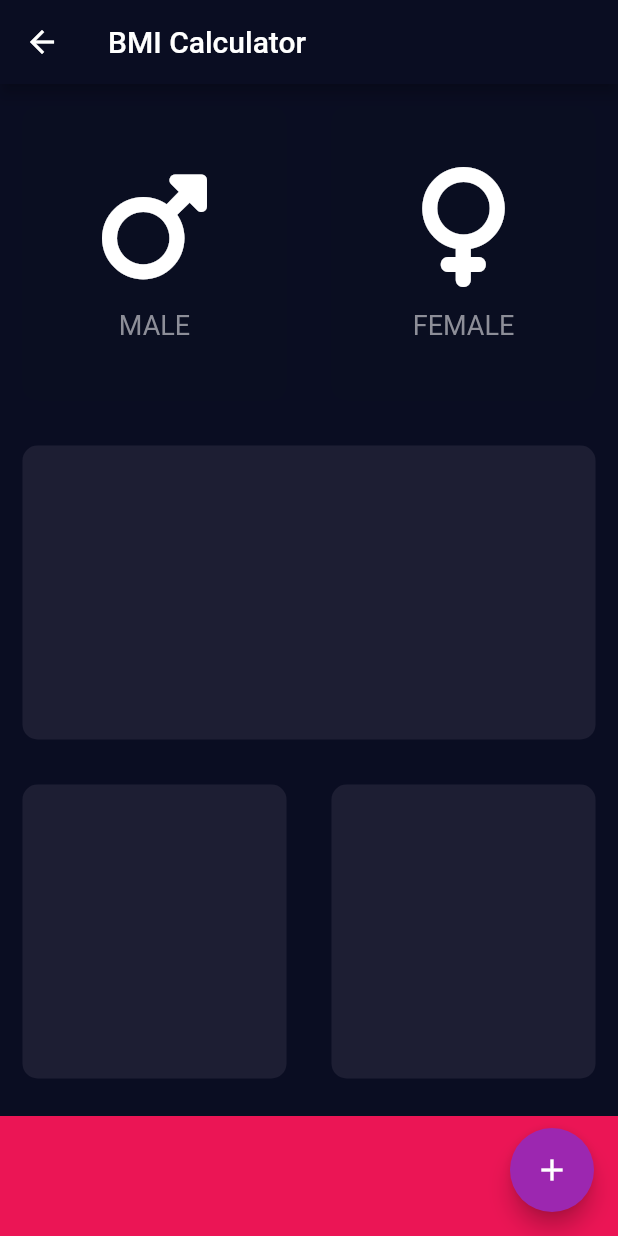
After one commit to viswanath-pamarthi/Flutter_App, a Flutter app: the screen it shows after launch, after a tap on "BMI Calculator", on a phone screen of 412 x 824 dp. The commit adds this screen. Run offline on Flutter 3.47's test engine with Material 2 defaults, Android fonts, the phone set to English and light mode, and no system bars; our stand-ins replace audioplayers, font_awesome_flutter, rflutter_alert; missing offline and left inert: dart:ffi.

Commit message:
- Added BMI Calculator page - Added Font Awesome package - Added skeleton/outline layout for BMI page UI - Added custom widgets - IconContent and ReusableCard - Added Flutter themes to App

```diff
--- /dev/null
+++ b/lib/bmi_calculator_page.dart
@@ -0,0 +1,147 @@
+import 'dart:ffi';
+import 'package:font_awesome_flutter/font_awesome_flutter.dart';
+import 'package:flutter/material.dart';
+
+import 'custom_widgets/icon_content.dart';
+import 'custom_widgets/reusable_card.dart';
+
+const bottomContainerHeight = 80.0;
+const bottomContainerColor = Color(0xFFEB1555); //type is inferred with const
+const Color activeCardColor = Color(0xFF1D1E33);
+const Color inactiveCardColor = Color(0xFF0A0E21);
+
+class BmiCalculatorPage extends StatelessWidget {
+  const BmiCalculatorPage({Key? key}) : super(key: key);
+
+  @override
+  Widget build(BuildContext context) {
+    return InputPage();
+  }
+}
+
+class InputPage extends StatefulWidget {
+  const InputPage({Key? key}) : super(key: key);
+
+  @override
+  State<InputPage> createState() => _InputPageState();
+}
+
+class _InputPageState extends State<InputPage> {
+  Color maleCardColor = inactiveCardColor;
+  Color femaleCardColor = inactiveCardColor;
+
+  void updateColor(int gender) {
+    if (gender == 1) //Male
+    {
+      if (maleCardColor == inactiveCardColor) {
+        maleCardColor = activeCardColor;
+        femaleCardColor = inactiveCardColor;
+      } else {
+        maleCardColor = inactiveCardColor;
+        femaleCardColor = activeCardColor;
+      }
+    }
+
+    if (gender == 2) {
+      //FEMALE
+      if (femaleCardColor == inactiveCardColor) {
+        maleCardColor = inactiveCardColor;
+        femaleCardColor = activeCardColor;
+      } else {
+        maleCardColor = activeCardColor;
+        femaleCardColor = inactiveCardColor;
+      }
+    }
+  }
+
+  @override
+  Widget build(BuildContext context) {
+    return Scaffold(
+      appBar: AppBar(
+        title: const Text('BMI Calculator'),
+      ),
+      body: Column(
+        children: <Widget>[
+          Expanded(
+            child: Row(
+              children: <Widget>[
+                Expanded(
+                  child: GestureDetector(
+                    child: ReusableCard(
+                      colour: maleCardColor,
+                      cardChild: const IconContent(
+                          iconData: FontAwesomeIcons.mars, iconText: 'MALE'),
+                    ),
+                    onTap: () {
+                      setState(() {
+                        updateColor(1);
+                      });
+                    },
+                  ),
+                ),
+                Expanded(
+                  child: GestureDetector(
+                    child: ReusableCard(
+                      colour: femaleCardColor,
+                      cardChild: const IconContent(
+                          iconData: FontAwesomeIcons.venus, iconText: 'FEMALE'),
+                    ),
+                    onTap: () {
+                      setState(() {
+                        updateColor(2);
+                      });
+                    },
+                  ),
+                ),
+              ],
+            ),
+          ),
+          Expanded(
+            child: Row(
+              children: <Widget>[
+                Expanded(
+                  child: ReusableCard(
+                    colour: activeCardColor,
+                  ),
+                ),
+              ],
+            ),
+          ),
+          Expanded(
+            child: Row(
+              children: <Widget>[
+                Expanded(
+                  child: ReusableCard(
+                    colour: activeCardColor,
+                  ),
+                ),
+                Expanded(
+                  child: ReusableCard(
+                    colour: activeCardColor,
+                  ),
+                  // flex: 5,
+                ),
+              ],
+            ),
+          ),
+          Container(
+            color: bottomContainerColor,
+            margin: const EdgeInsets.only(top: 10.0),
+            width: double.infinity,
+            height: bottomContainerHeight,
+          )
+        ],
+      ),
+      floatingActionButton: Theme(
+        data: ThemeData(
+          colorScheme:
+              ColorScheme.fromSwatch().copyWith(secondary: Colors.purple),
+        ),
+        child: FloatingActionButton(
+          onPressed: () {},
+          child: const Icon(Icons.add),
+        ),
+      ),
+    );
+  }
+}
--- /dev/null
+++ b/lib/custom_widgets/icon_content.dart
@@ -0,0 +1,31 @@
+import 'package:flutter/material.dart';
+
+const TextStyle labelTextStyle = TextStyle(
+  fontSize: 18.0,
+  color: Color(0xFF8D8E98),
+);
+
+class IconContent extends StatelessWidget {
+  final IconData iconData;
+  final String iconText;
+
+  const IconContent({required this.iconData, required this.iconText});
+
+  @override
+  Widget build(BuildContext context) {
+    return Column(
+      mainAxisAlignment: MainAxisAlignment.center,
+      children: <Widget>[
+        Icon(
+          iconData,
+          size: 80.0,
+        ),
+        const SizedBox(height: 15.0),
+        Text(
+          iconText,
+          style: labelTextStyle,
+        )
+      ],
+    );
+  }
+}
--- /dev/null
+++ b/lib/custom_widgets/reusable_card.dart
@@ -0,0 +1,23 @@
+import 'package:flutter/material.dart';
+
+//Stateless widget is immutable so all of the properties should be set only once
+//if we need to change colour then a new Reusable card widget needs to be created
+class ReusableCard extends StatelessWidget {
+  final Color
+      colour; //Final variable - you can only initialize value once, can be either compile time or run time
+  final Widget? cardChild;
+  ReusableCard({required this.colour, this.cardChild});
+
+  @override
+  Widget build(BuildContext context) {
+    return Container(
+      // color: Color(0xFF1D1E33),//if color is a short hand for the Decoration color, if adding decoration then move color to decoration
+      child: cardChild,
+      margin: const EdgeInsets.all(15.0),
+      decoration: BoxDecoration(
+        color: colour,
+        borderRadius: BorderRadius.circular(10.0),
+      ),
+    );
+  }
+}
--- a/lib/main.dart
+++ b/lib/main.dart
@@ -14,7 +14,20 @@ class MyApp extends StatelessWidget {
   //build is called when ever MyApp widget new version is created, i.e. any change in the build method code, it is reload with hot reload
   @override
   Widget build(BuildContext context) {
-    return const MaterialApp(
+    return MaterialApp(
+        //App wide theme
+        theme: ThemeData.dark().copyWith(
+          colorScheme: ColorScheme.fromSwatch().copyWith(
+            // secondary: Colors.purple,
+            //#0A0D22 - 0xFF0A0D22 - use 0xFF for # in Flutter
+            primary: Color(0xFF0A0D22),
+          ),
+          scaffoldBackgroundColor: Color(0xFF0A0D22),
+          // textTheme: const TextTheme(
+          //   bodyText2: TextStyle(color: Colors.white),
+          // ),
+        ),
+
         //Material App widget
         //Material design is a design style or concept created by Google adopted by many companies for Mobile Apps and websites http://material.io
         home:
--- a/lib/my_card_page.dart
+++ b/lib/my_card_page.dart
@@ -1,4 +1,5 @@
 import 'package:flutter/material.dart';
+import 'package:flutter_app/bmi_calculator_page.dart';
 import 'package:flutter_app/magic_8_ball_page.dart';
 import 'package:flutter_app/quizzler_page.dart';
 import 'package:flutter_app/story_page.dart';
@@ -133,7 +134,16 @@ class MyCardPage extends StatelessWidget {
                       MaterialPageRoute(
                           builder: (context) => const StoryPage()));
                 },
-                child: const Text('Story'))
+                child: const Text('Story')),
+            ElevatedButton(
+              onPressed: () {
+                Navigator.push(
+                    context,
+                    MaterialPageRoute(
+                        builder: (context) => const BmiCalculatorPage()));
+              },
+              child: Text('BMI Calculator'),
+            )
           ],
           mainAxisAlignment: MainAxisAlignment.center,
         ),
--- a/pubspec.yaml
+++ b/pubspec.yaml
@@ -38,6 +38,7 @@ dependencies:
   cupertino_icons: ^1.0.2
   audioplayers: ^0.20.1
   rflutter_alert: ^2.0.4
+  font_awesome_flutter: ^10.1.0
 dev_dependencies:
   flutter_test:
     sdk: flutter
```
Also changed, not shown: pubspec.lock.
